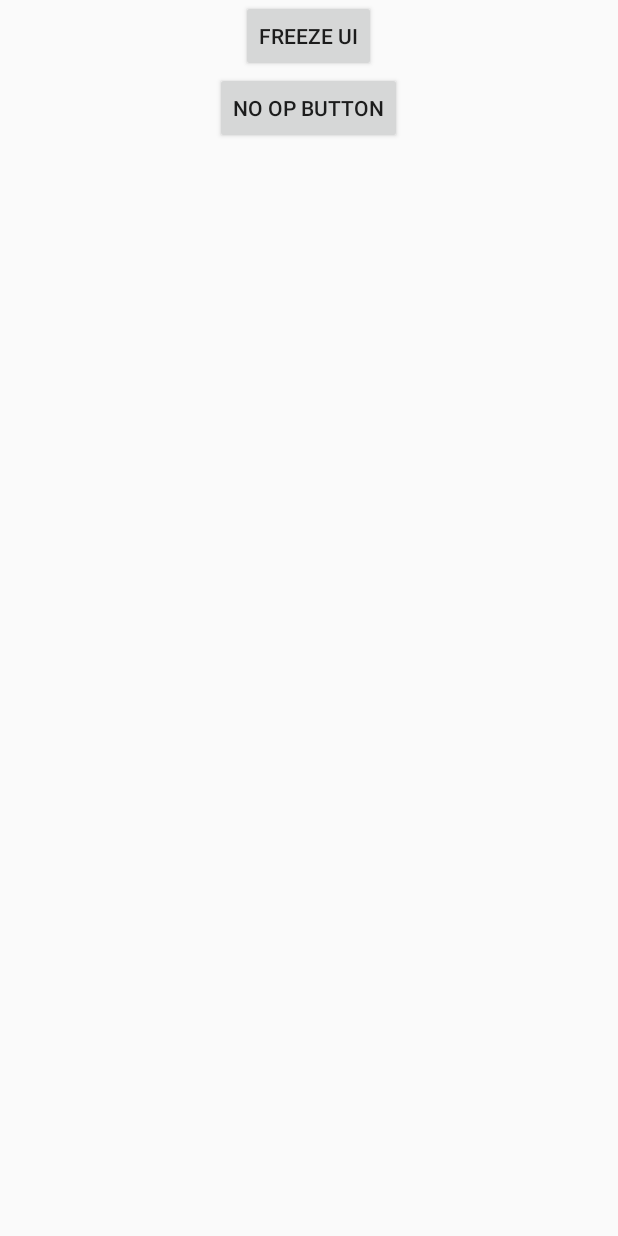
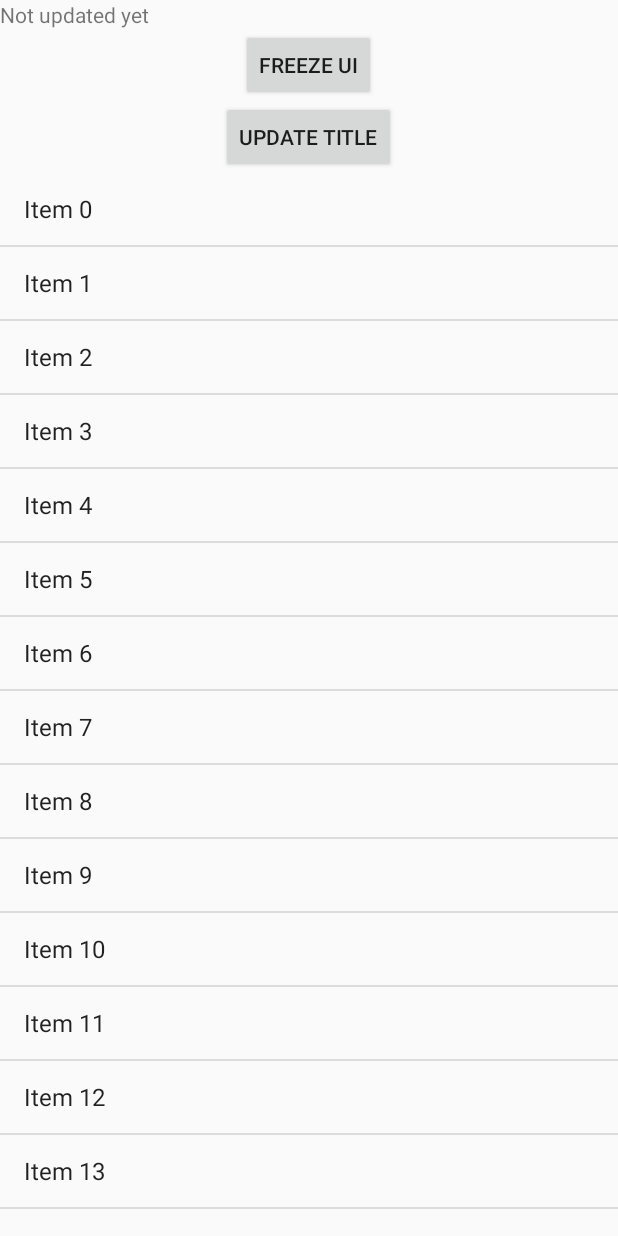
Before and after one commit to square/papa, an Android app: the screen it shows after launch (MainActivity), on a phone screen of 412 x 824 dp. Run offline under Robolectric (Android 15) with nearby library versions, the phone set to English and light mode, and no system bars; libraries missing offline, so code that uses them is left out: curtains.phoneWindow, curtains.touchEventInterceptors, curtains.windowAttachCount; 2 statements that could not run were skipped.

Commit message:
Update example

```diff
--- a/buildSrc/src/main/java/Dependencies.kt
+++ b/buildSrc/src/main/java/Dependencies.kt
@@ -3,7 +3,7 @@ object Versions {
    * To change this in the IDE, use `systemProp.square.kotlinVersion=x.y.z` in your
    * `~/.gradle/gradle.properties` file.
    */
-  val KotlinCompiler = System.getProperty("square.kotlinVersion") ?: "1.4.21"
+  val KotlinCompiler = System.getProperty("square.kotlinVersion") ?: "1.6.0"
 
   const val AndroidXTest = "1.3.0"
 }
--- a/sample/build.gradle.kts
+++ b/sample/build.gradle.kts
@@ -4,7 +4,7 @@ plugins {
 }
 
 android {
-  compileSdkVersion(30)
+  compileSdkVersion(31)
 
   compileOptions {
     sourceCompatibility = JavaVersion.VERSION_1_8
@@ -13,7 +13,7 @@ android {
 
   defaultConfig {
     minSdkVersion(21)
-    targetSdkVersion(30)
+    targetSdkVersion(31)
     applicationId = "com.squareup.tart.sample"
   }
 }
--- a/sample/src/main/AndroidManifest.xml
+++ b/sample/src/main/AndroidManifest.xml
@@ -8,6 +8,7 @@
       >
 
     <activity
+        android:exported = "true"
         android:name=".MainActivity"
         android:theme="@style/Theme.AppCompat.Light.NoActionBar">
       <intent-filter>
--- a/sample/src/main/java/com/squareup/tart/sample/MainActivity.kt
+++ b/sample/src/main/java/com/squareup/tart/sample/MainActivity.kt
@@ -4,7 +4,15 @@ import android.os.Bundle
 import android.os.Handler
 import android.os.Looper
 import android.view.View
+import android.widget.ArrayAdapter
+import android.widget.ListView
+import android.widget.TextView
 import androidx.appcompat.app.AppCompatActivity
+import tart.AppState
+import tart.Interaction
+import tart.InteractionLatencyReporter
+import tart.InteractionTrigger
+import java.util.Date
 
 class MainActivity : AppCompatActivity() {
   override fun onCreate(savedInstanceState: Bundle?) {
@@ -17,5 +25,34 @@ class MainActivity : AppCompatActivity() {
         Thread.sleep(5000)
       }, 200)
     }
+
+    findViewById<View>(R.id.update_button).setOnClickListener {
+      trackInteraction("button")
+    }
+
+    val listView = findViewById<ListView>(R.id.list_view)
+
+    val adapter = ArrayAdapter<String>(this, android.R.layout.simple_list_item_1).apply {
+      addAll((0..100).map { "Item $it" }.toList())
+      listView.adapter = this
+    }
+    listView.setOnItemClickListener { _, _, position, _ ->
+      trackInteraction(adapter.getItem(position)!!)
+    }
   }
+
+  private fun trackInteraction(element: String) {
+    val textView = findViewById<TextView>(R.id.updated_textview)
+    val previousText = textView.text.toString()
+    val newText = "Clicked on $element at ${Date()}"
+    textView.text = newText
+    InteractionLatencyReporter.reportImmediateInteraction(
+      trigger = InteractionTrigger.Input,
+      interaction = UpdateText,
+      stateBeforeInteraction = AppState.value(previousText),
+      stateAfterInteraction = AppState.value(newText)
+    )
+  }
+
+  object UpdateText : Interaction
 }
--- a/sample/src/main/res/layout/main.xml
+++ b/sample/src/main/res/layout/main.xml
@@ -8,6 +8,12 @@
     android:orientation="vertical"
     tools:ignore="HardcodedText"
     >
+  <TextView
+      android:id="@+id/updated_textview"
+      android:layout_width="match_parent"
+      android:layout_height="wrap_content"
+      android:text="Not updated yet"
+      />
   <Button
       android:id="@+id/freeze_ui"
       android:layout_width="wrap_content"
@@ -15,9 +21,15 @@
       android:text="Freeze UI"
       />
   <Button
-      android:id="@+id/other_button"
+      android:id="@+id/update_button"
       android:layout_width="wrap_content"
       android:layout_height="wrap_content"
-      android:text="No Op Button"
+      android:text="Update title"
       />
+
+  <ListView
+      android:id="@+id/list_view"
+      android:layout_width="match_parent"
+      android:layout_height="match_parent"/>
+
 </LinearLayout>
```
Also changed, not shown: tart/src/main/java/tart/internal/InteractionLatencyReporterImpl.kt (+5 -5 lines), 1 other file.
